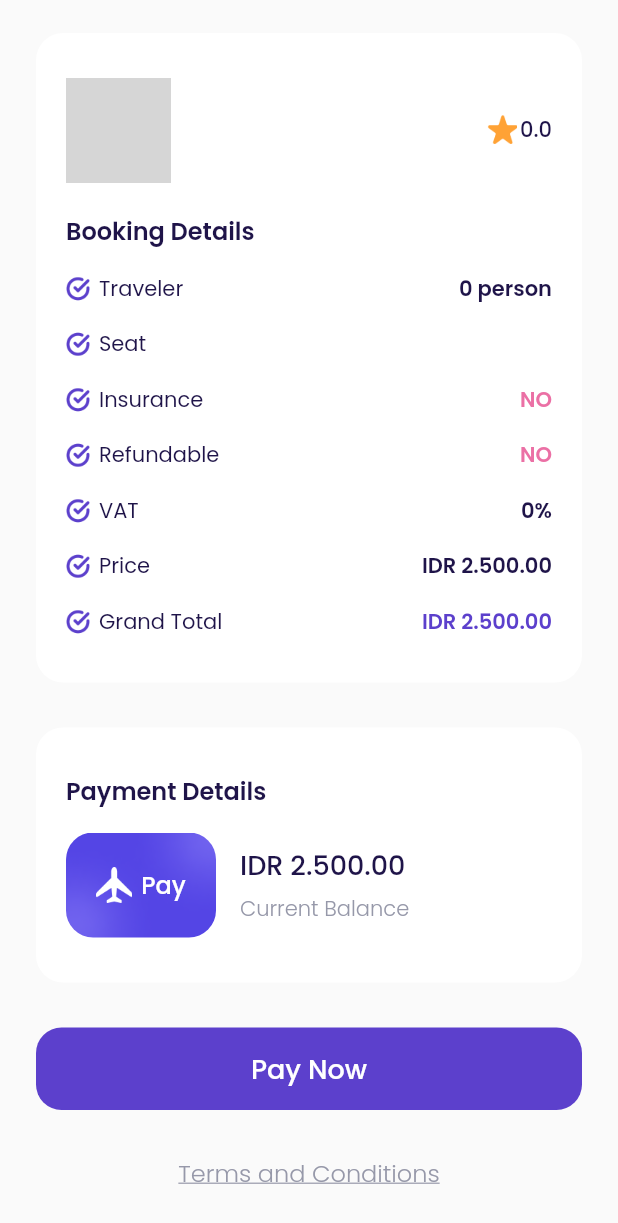
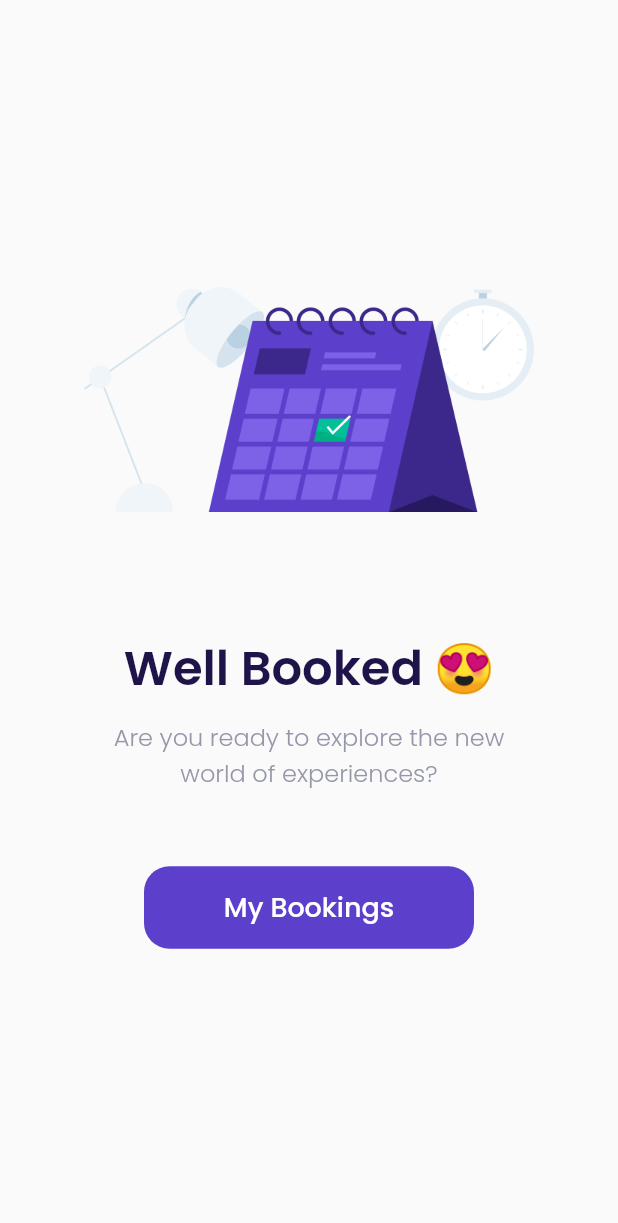
Before and after one commit to Fuadafdhal/Airplane, a Flutter app: the CheckoutPage screen opened directly with empty values, scrolled down 190 dp, after a tap on "Pay Now", on a phone screen of 412 x 824 dp. Shown: the top 1223 px of the screen. Run offline on Flutter 3.47's test engine with Material 2 defaults, Android fonts, the phone set to English and light mode, and no system bars; our stand-ins replace bloc, flutter_bloc, google_fonts; grey boxes are pictures that could not be loaded.

Commit message:
Integration Bloc Flutter and make main navigation

```diff
--- /dev/null
+++ b/lib/cubit/page_cubit.dart
@@ -0,0 +1,9 @@
+import 'package:bloc/bloc.dart';
+
+class PageCubit extends Cubit<int> {
+  PageCubit() : super(0);
+
+  void setPage(int newPage) {
+    emit(newPage);
+  }
+}
--- a/lib/ui/pages/checkout_page.dart
+++ b/lib/ui/pages/checkout_page.dart
@@ -1,5 +1,6 @@
 import 'package:airplan/models/transaction_model.dart';
 import 'package:airplan/shared/theme.dart';
+import 'package:airplan/ui/pages/success_checkout_page.dart';
 import 'package:airplan/ui/widgets/booking_details_item.dart';
 import 'package:airplan/ui/widgets/custom_button.dart';
 import 'package:flutter/cupertino.dart';
@@ -307,7 +308,12 @@ class CheckoutPage extends StatelessWidget {
     Widget payNowButton() {
       return CustomButton(
         title: 'Pay Now',
-        onPressed: () {},
+        onPressed: () {
+          Navigator.push(
+            context,
+            MaterialPageRoute(builder: (context) => SuccessCheckoutPage()),
+          );
+        },
         margin: EdgeInsets.only(top: 30),
       );
     }
--- /dev/null
+++ b/lib/ui/pages/success_checkout_page.dart
@@ -0,0 +1,62 @@
+import 'package:airplan/shared/theme.dart';
+import 'package:airplan/ui/widgets/custom_button.dart';
+import 'package:flutter/cupertino.dart';
+import 'package:flutter/material.dart';
+
+class SuccessCheckoutPage extends StatelessWidget {
+  const SuccessCheckoutPage({Key? key}) : super(key: key);
+
+  @override
+  Widget build(BuildContext context) {
+    return Scaffold(
+      backgroundColor: kBackgroundColor,
+      body: Center(
+        child: Column(
+          mainAxisAlignment: MainAxisAlignment.center,
+          children: [
+            Container(
+              width: 300,
+              height: 150,
+              margin: EdgeInsets.only(bottom: 80),
+              decoration: BoxDecoration(
+                image: DecorationImage(
+                  image: AssetImage(
+                    'assets/image_success.png',
+                  ),
+                ),
+              ),
+            ),
+            Text(
+              'Well Booked 😍',
+              style: blackTextStyle.copyWith(
+                fontSize: 32,
+                fontWeight: semiBold,
+              ),
+            ),
+            SizedBox(height: 10),
+            Text(
+              'Are you ready to explore the new\nworld of experiences?',
+              style: greyTextStyle.copyWith(
+                fontSize: 16,
+                fontWeight: light,
+              ),
+              textAlign: TextAlign.center,
+            ),
+            CustomButton(
+              title: 'My Bookings',
+              onPressed: () {
+                Navigator.pushNamedAndRemoveUntil(
+                  context,
+                  '/main',
+                  (route) => false,
+                );
+              },
+              width: 220,
+              margin: EdgeInsets.only(top: 50),
+            ),
+          ],
+        ),
+      ),
+    );
+  }
+}
--- a/pubspec.yaml
+++ b/pubspec.yaml
@@ -29,7 +29,7 @@ dependencies:
   # equatable: ^2.0.3
   # firebase_auth: ^2.0.0
   # firebase_core: ^1.3.0
-  # flutter_bloc: ^7.0.1
+  flutter_bloc: ^7.2.0
   google_fonts: ^2.1.0
   # intl: ^0.17.0
 
```
Also changed, not shown: lib/main.dart (+10 -1 lines), lib/ui/pages/main_page.dart (+22 -16 lines), lib/ui/pages/setting_page.dart (added, +17 -0 lines), lib/ui/pages/transaction_page.dart (added, +17 -0 lines), lib/ui/pages/wallet_page.dart (added, +98 -0 lines), lib/ui/widgets/custom_bottom_navigation_item.dart (+11 -5 lines), pubspec.lock.
